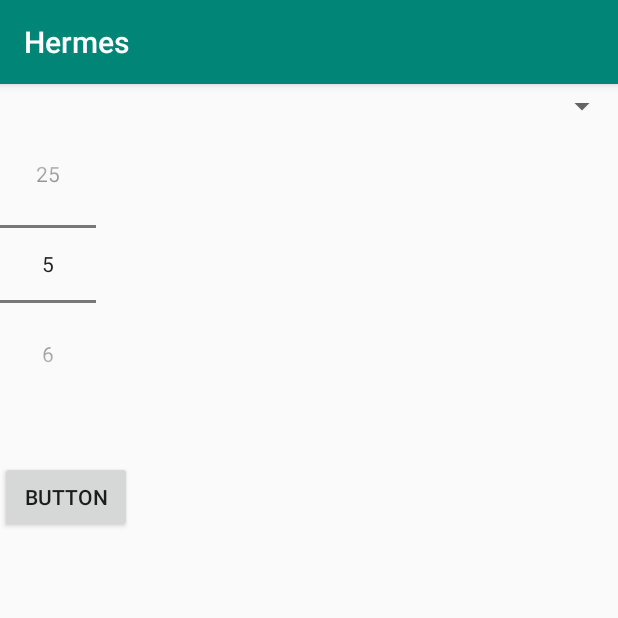
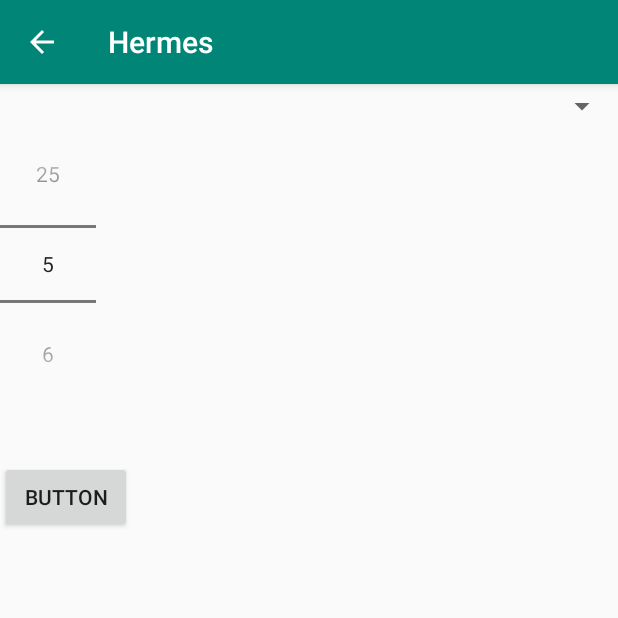
Before and after one commit to luafabio/Hermes, an Android app: the screen it shows after launch (Main2Activity), after a tap on an icon or button, on a phone screen of 412 x 824 dp, the top half of it. Run offline under Robolectric (Android 15) with nearby library versions, the phone set to English and light mode, and no system bars.

Commit message:
Se agregaron las funcionalidades del botón volver a la lista de alarmas, volver a la vista luego de crear una alarma y cambiar valores a mostrar en la lista de alarmas

```diff
--- a/app/src/main/AndroidManifest.xml
+++ b/app/src/main/AndroidManifest.xml
@@ -11,7 +11,6 @@
         android:roundIcon="@mipmap/ic_launcher_round"
         android:supportsRtl="true"
         android:theme="@style/AppTheme">
-        <activity android:name=".Main2Activity"></activity>
         <activity
             android:name=".MainActivity"
             android:label="@string/app_name"
@@ -22,6 +21,8 @@
                 <category android:name="android.intent.category.LAUNCHER" />
             </intent-filter>
         </activity>
+        <activity android:name=".Main2Activity" android:parentActivityName=".MainActivity">
+        </activity>
     </application>
 
 </manifest>
--- a/app/src/main/java/com/example/hermes/BingAdapter.java
+++ b/app/src/main/java/com/example/hermes/BingAdapter.java
@@ -26,7 +26,8 @@ public class BingAdapter extends RecyclerView.Adapter<BingAdapter.BingHolder> {
     @Override
     public void onBindViewHolder(@NonNull BingHolder bingHolder, int i) {
         Bing currentBing = bings.get(i);
-        bingHolder.textViewStop.setText(String.valueOf(currentBing.getId_stop()));
+        bingHolder.textViewStop.setText(String.valueOf(currentBing.getName_stop()));
+//        bingHolder.textViewStop.setText(String.valueOf(currentBing.getId_stop()));
         bingHolder.textViewTime.setText(String.valueOf(currentBing.getTime()));
         bingHolder.textViewStatus.setText(currentBing.getStatus());
         //Poner los datos correctos
--- a/app/src/main/java/com/example/hermes/MainActivity.java
+++ b/app/src/main/java/com/example/hermes/MainActivity.java
@@ -25,6 +25,12 @@ public class MainActivity extends AppCompatActivity {
         super.onCreate(savedInstanceState);
         setContentView(R.layout.activity_main);
 
+        //mToolbar = (Toolbar) findViewById(R.id.toolbar);
+        //setSupportActionBar(mToolbar);
+        //getSupportActionBar().setTitle("Hola");
+        //getSupportActionBar().setLogo();
+        //getSupportActionBar().setDisplayHomeAsUpEnabled(true);
+
         Toolbar toolbar = findViewById(R.id.toolbar);
         setSupportActionBar(toolbar);
 
@@ -48,8 +54,7 @@ public class MainActivity extends AppCompatActivity {
         add.setOnClickListener(new View.OnClickListener() {
             @Override
             public void onClick(View view) {
-                Intent intent = new Intent(MainActivity.this, Main2Activity.class);
-                startActivity(intent);
+                startActivity(new Intent(MainActivity.this, Main2Activity.class));
             }
         });
     }
--- a/app/src/main/res/layout/bing_item.xml
+++ b/app/src/main/res/layout/bing_item.xml
@@ -18,7 +18,7 @@
         app:layout_constraintTop_toTopOf="parent">
 
         <TextView
-            android:id="@+id/text_view_stop"
+            android:id="@+id/text_view_time"
             android:layout_width="wrap_content"
             android:layout_height="wrap_content"
             android:layout_alignParentEnd="true"
@@ -26,7 +26,7 @@
             android:textAppearance="@style/TextAppearance.AppCompat.Large" />
 
         <TextView
-            android:id="@+id/text_view_time"
+            android:id="@+id/text_view_stop"
             android:layout_width="wrap_content"
             android:layout_height="wrap_content"
             android:layout_alignParentStart="true"
@@ -40,7 +40,7 @@
             android:id="@+id/text_view_status"
             android:layout_width="wrap_content"
             android:layout_height="wrap_content"
-            android:layout_below="@+id/text_view_time"
+            android:layout_below="@+id/text_view_stop"
             android:text="Description" />
 
 
```
Also changed, not shown: app/src/main/java/com/example/hermes/Bing.java (+13 -1 lines), app/src/main/java/com/example/hermes/Main2Activity.java (+10 -6 lines).
